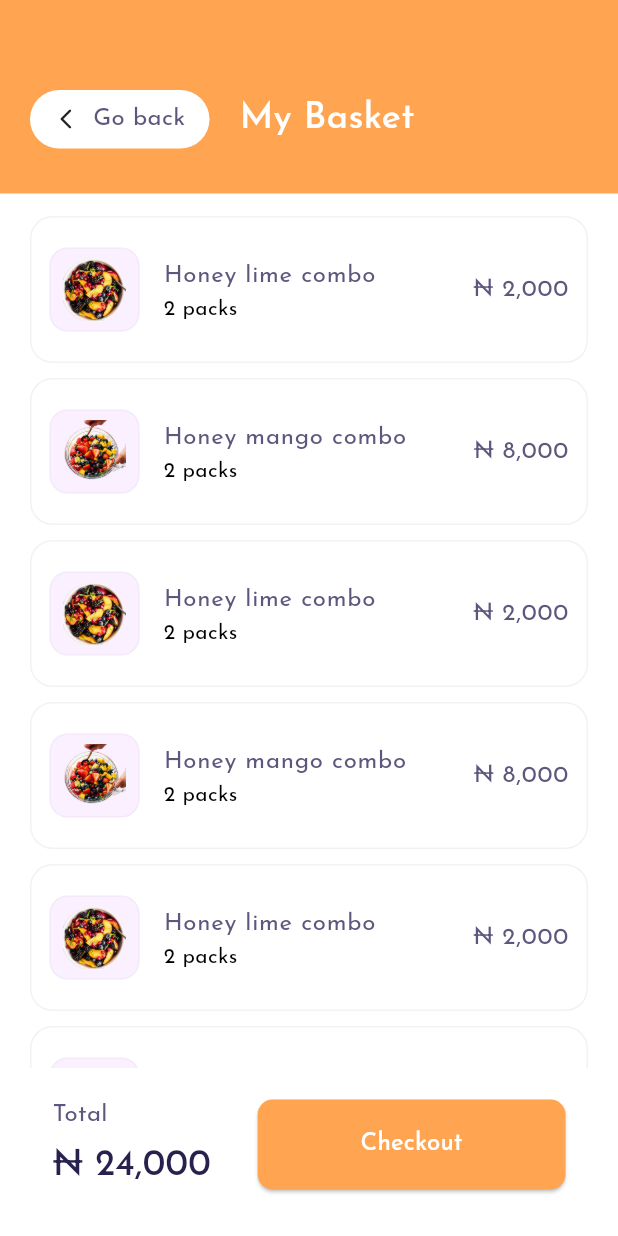
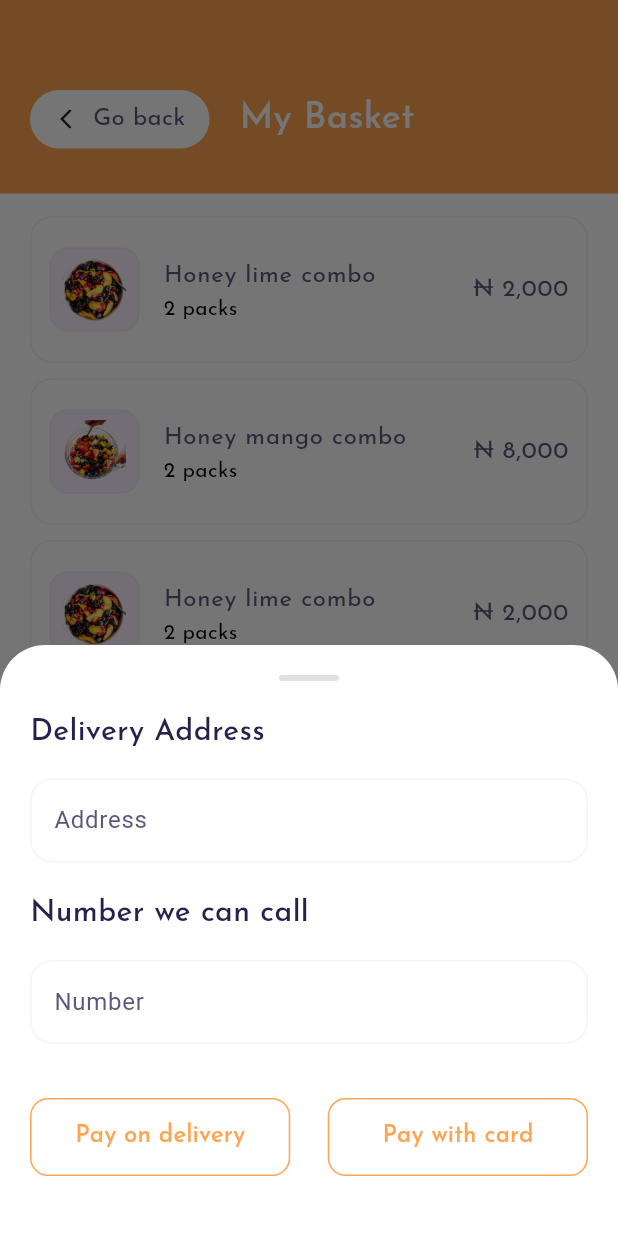
Before and after one commit to oxfaysal/fruit_hub, a Flutter app: the BasketPage screen opened by its route, after a tap on "Checkout", on a phone screen of 412 x 824 dp. Run offline on Flutter 3.47's test engine with Material 3 defaults, Android fonts, the phone set to English and light mode, and no system bars; our stand-ins replace google_fonts.

Commit message:
address bottom sheet complete

```diff
--- a/lib/core/text_style/app_text_style.dart
+++ b/lib/core/text_style/app_text_style.dart
@@ -70,6 +70,12 @@ class AppTextStyle {
     color: AppColor.whiteColor,
   );
 
+  static final titlePrimary16 = GoogleFonts.josefinSans(
+    fontSize: 16,
+    fontWeight: FontWeight.w500,
+    color: AppColor.primaryColor,
+  );
+
   static final titlePrimary14 = GoogleFonts.josefinSans(
     fontSize: 14,
     fontWeight: FontWeight.bold,
--- a/lib/ui/screen/basket_page.dart
+++ b/lib/ui/screen/basket_page.dart
@@ -4,6 +4,7 @@ import 'package:fruithub_ecommerce/ui/widgets/basket_card.dart';
 
 import '../../core/color/app_color.dart';
 import '../../core/json/recommended_combo.dart';
+import '../widgets/address_bottom_sheet.dart';
 import '../widgets/custom_app_bar.dart';
 import '../widgets/custom_button.dart';
 
@@ -73,7 +74,14 @@ class _BasketPageState extends State<BasketPage> {
                             flex: 6,
                             child: CustomButton(
                               title: "Checkout",
-                              onPressed: () {},
+                              onPressed: () {
+                                showModalBottomSheet(
+                                  context: context,
+                                  backgroundColor: Colors.transparent,
+                                  isScrollControlled: true,
+                                  builder: (context) => const AddressBottomSheet(),
+                                );
+                              },
                             ),
                           ),
                         ],
--- a/lib/ui/screen/home_page.dart
+++ b/lib/ui/screen/home_page.dart
@@ -36,7 +36,11 @@ class _HomePageState extends State<HomePage> {
               mainAxisAlignment: MainAxisAlignment.spaceBetween,
               children: [
                 Icon(Icons.menu_open, size: 25),
-                Image.asset("assets/images/basket.png", width: 70, height: 70),
+                InkWell(
+                    onTap: () {
+                      Navigator.pushNamed(context, '/basket');
+                    },
+                    child: Image.asset("assets/images/basket.png", width: 70, height: 70)),
               ],
             ),
             SizedBox(height: 22),
--- /dev/null
+++ b/lib/ui/widgets/address_bottom_sheet.dart
@@ -0,0 +1,94 @@
+import 'package:flutter/material.dart';
+import 'package:fruithub_ecommerce/core/color/app_color.dart';
+import 'package:fruithub_ecommerce/core/text_style/app_text_style.dart';
+import 'package:fruithub_ecommerce/ui/widgets/custom_outline_button.dart';
+import 'package:fruithub_ecommerce/ui/widgets/custom_text_feild.dart';
+
+class AddressBottomSheet extends StatelessWidget {
+  const AddressBottomSheet({super.key});
+
+  @override
+  Widget build(BuildContext context) {
+    return Container(
+      padding: const EdgeInsets.all(20),
+      decoration: const BoxDecoration(
+        color: Colors.white,
+        borderRadius: BorderRadius.only(
+          topLeft: Radius.circular(30),
+          topRight: Radius.circular(30),
+        ),
+      ),
+      child: Column(
+        mainAxisSize: MainAxisSize.min,
+        crossAxisAlignment: CrossAxisAlignment.start,
+        children: [
+          // Handle bar
+          Center(
+            child: Container(
+              width: 40,
+              height: 4,
+              decoration: BoxDecoration(
+                color: Colors.grey[300],
+                borderRadius: BorderRadius.circular(2),
+              ),
+            ),
+          ),
+
+          const SizedBox(height: 20),
+
+          Text("Delivery Address", style: AppTextStyle.titleBlack20),
+
+          const SizedBox(height: 16),
+
+          CustomTextField(
+            controller: TextEditingController(),
+            label: "Address",
+            hint: "10th avenue, Lekki, Lagos State",
+          ),
+
+          const SizedBox(height: 20),
+
+          Text("Number we can call", style: AppTextStyle.titleBlack20),
+
+          const SizedBox(height: 16),
+
+          CustomTextField(
+            controller: TextEditingController(),
+            label: "Number",
+            hint: "09676589799",
+            keyboardType: TextInputType.numberWithOptions(),
+          ),
+
+          const SizedBox(height: 36),
+
+          // Confirm button
+          SizedBox(
+            width: double.infinity,
+            height: 52,
+            child: Row(
+              spacing: 25,
+              children: [
+                Expanded(
+                  child: CustomOutlineButton(
+                    onPressed: () {},
+                    title: "Pay on delivery",
+                  ),
+                ),
+                Expanded(
+                  child: CustomOutlineButton(
+                    onPressed: () {},
+                    title: "Pay with card",
+                  ),
+                ),
+              ],
+            ),
+          ),
+
+          SizedBox(height: 20),
+
+          SizedBox(height: MediaQuery.of(context).viewInsets.bottom),
+        ],
+      ),
+    );
+  }
+}
--- /dev/null
+++ b/lib/ui/widgets/custom_outline_button.dart
@@ -0,0 +1,34 @@
+import 'package:flutter/material.dart';
+import 'package:fruithub_ecommerce/core/text_style/app_text_style.dart';
+
+import '../../core/color/app_color.dart';
+
+class CustomOutlineButton extends StatelessWidget {
+  const CustomOutlineButton({
+    super.key,
+    required this.onPressed,
+    required this.title,
+  });
+
+  final VoidCallback onPressed;
+  final String title;
+
+  @override
+  Widget build(BuildContext context) {
+    return SizedBox(
+      width: double.infinity,
+      height: 65,
+      child: OutlinedButton(
+        onPressed: onPressed,
+        style: OutlinedButton.styleFrom(
+          foregroundColor: AppColor.primaryColor,
+          shape: RoundedRectangleBorder(
+            borderRadius: BorderRadius.circular(12),
+          ),
+          side: BorderSide(color: AppColor.primaryColor),
+        ),
+        child: Text(title, style: AppTextStyle.titlePrimary16),
+      ),
+    );
+  }
+}
--- a/lib/ui/widgets/custom_text_feild.dart
+++ b/lib/ui/widgets/custom_text_feild.dart
@@ -26,13 +26,13 @@ class CustomTextField extends StatelessWidget {
         labelText: label,
         prefixIcon: icon != null ? Icon(icon, color: AppColor.subTextColor) : null,
         hintText: hint,
-        filled: true,
+
         focusColor: AppColor.primaryColor,
         labelStyle: TextStyle(color: AppColor.subTextColor),
-        fillColor: AppColor.inputBgColor,
+
         border: OutlineInputBorder(
           borderRadius: BorderRadius.circular(15),
-          borderSide: BorderSide.none,
+          borderSide: BorderSide(color: AppColor.inputBgColor,),
         ),
         enabledBorder: OutlineInputBorder(
           borderRadius: BorderRadius.circular(15),
```
